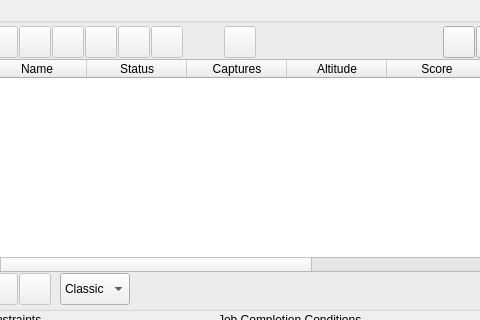
Old version of the form kstars/ekos/scheduler/scheduler.ui in the repository KDE/kstars; both pictures show x 367 to 847 and y 0 to 320 of the 950 by 537 pixel window.
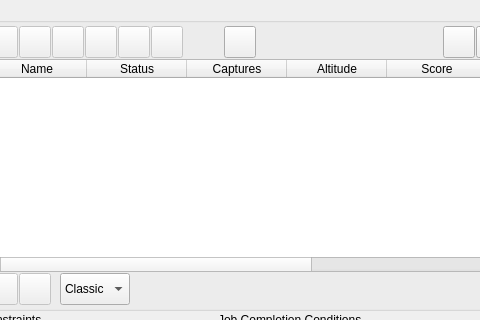
New version of the form. Icons and pictures are not drawn. Custom widgets are drawn as their Qt base class.

Commit message: Link the mosaic button in the scheduler UI to the new mosaic planner to avoid confusion

```diff
--- a/kstars/ekos/scheduler/scheduler.ui
+++ b/kstars/ekos/scheduler/scheduler.ui
@@ -846,7 +846,7 @@
           <item>
            <widget class="QPushButton" name="mosaicB">
             <property name="enabled">
-             <bool>false</bool>
+             <bool>true</bool>
             </property>
             <property name="sizePolicy">
              <sizepolicy hsizetype="Fixed" vsizetype="Fixed">
```
Left out of the diff: 26 changed lines with no effect on the pictures. The commit also changes 1 other file.
